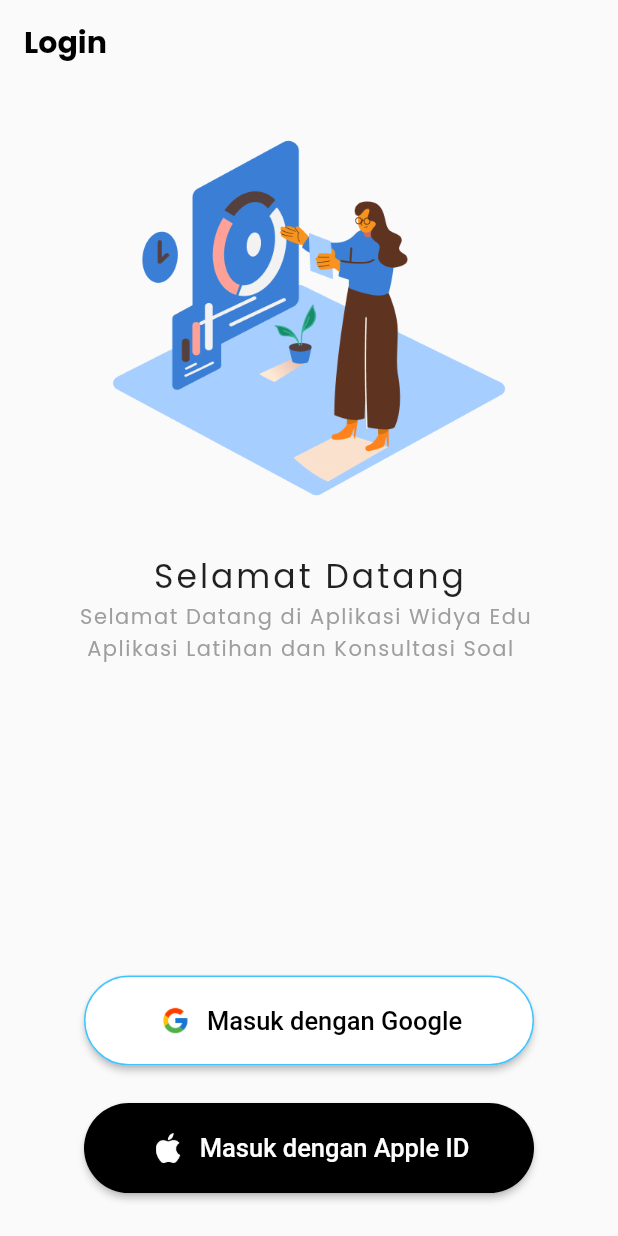
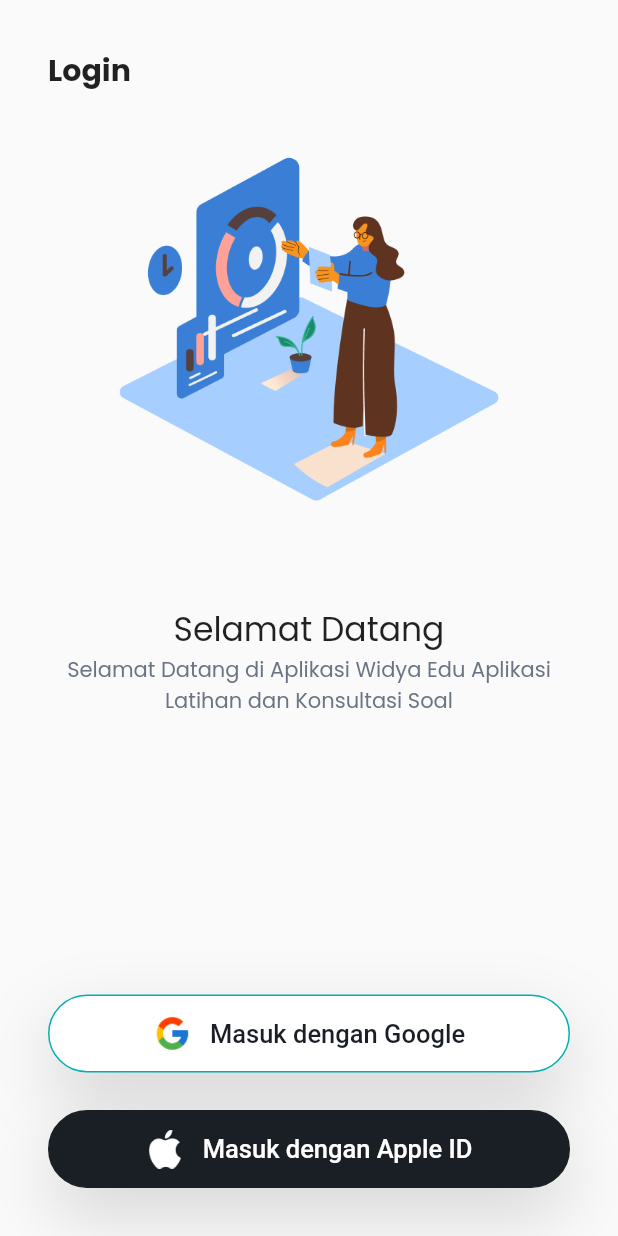
Before and after one commit to abdillahsulthan/learning-app-flutter, a Flutter app: the screen it shows after launch, on a phone screen of 412 x 824 dp. Run offline on Flutter 3.47's test engine with Material 2 defaults, Android fonts, the phone set to English and light mode, and no system bars; our stand-ins replace animated_text_kit, google_fonts.

Commit message:
refactor file

```diff
--- /dev/null
+++ b/lib/core/values/colors.dart
@@ -0,0 +1,12 @@
+import 'package:flutter/material.dart';
+
+class AppColors {
+  static const Color primary = Color(0xFF3A7FD5);
+  static const Color background = Color(0xFFF3F7F8);
+  static const Color black = Colors.black;
+  static const Color white = Colors.white;
+  static const Color grey6A = Color(0xFF6A7483);
+  static const Color greyD6 = Color(0xFFD6D6D6);
+  static const Color mint = Color(0xFF01B1AF);
+  static const Color black1A = Color(0xFF1A1F26);
+}
--- /dev/null
+++ b/lib/core/values/images.dart
@@ -0,0 +1,6 @@
+class AppImages {
+  static const String edspertLogoPng = 'assets/images/edspert-logo.png';
+  static const String loginImagePng = 'assets/images/login-image.png';
+  static const String googleLogoPng = 'assets/images/google-logo.png';
+  static const String appleLogoPng = 'assets/images/apple-logo.png';
+}
--- a/lib/main.dart
+++ b/lib/main.dart
@@ -1,5 +1,5 @@
 import 'package:flutter/material.dart';
-import 'package:learning_app/pages/splash_screen.dart';
+import 'package:learning_app/presentation/splash/splash_screen.dart';
 
 void main() {
   runApp(const App());
--- a/lib/pages/login_page.dart
+++ /dev/null
@@ -1,77 +0,0 @@
-import 'package:flutter/material.dart';
-import 'package:learning_app/widgets/login_button.dart';
-
-class LoginPage extends StatelessWidget {
-  const LoginPage({super.key});
-
-  @override
-  Widget build(BuildContext context) {
-    return Scaffold(
-      appBar: AppBar(
-        title: const Text(
-          'Login',
-          style: TextStyle(
-            color: Colors.black,
-            fontWeight: FontWeight.bold,
-            fontSize: 20,
-          ),
-        ),
-        backgroundColor: Colors.transparent,
-        elevation: 0,
-      ),
-      body: Center(
-        child: Column(
-          mainAxisAlignment: MainAxisAlignment.spaceEvenly,
-          children: [
-            Column(
-              children: [
-                Image.asset(
-                  'assets/images/login-image.png',
-                  width: 360,
-                  height: 255,
-                ),
-              ],
-            ),
-            const Column(
-              children: [
-                Text(
-                  'Selamat Datang',
-                  style: TextStyle(
-                    fontWeight: FontWeight.w500,
-                    fontSize: 22,
-                    letterSpacing: 2,
-                  ),
-                ),
-                Text(
-                  'Selamat Datang di Aplikasi Widya Edu \n Aplikasi Latihan dan Konsultasi Soal',
-                  style: TextStyle(
-                    fontSize: 14,
-                    fontWeight: FontWeight.w500,
-                    color: Colors.grey,
-                    letterSpacing: 1,
-                  ),
-                ),
-              ],
-            ),
-            const SizedBox(
-              height: 150,
-            ),
-            const Column(
-              children: [
-                LoginButton(
-                    asset: 'assets/images/google-logo.png',
-                    text: 'Masuk dengan Google',
-                    backgroundColor: Colors.white),
-                SizedBox(height: 25),
-                LoginButton(
-                    asset: 'assets/images/apple-logo.png',
-                    text: 'Masuk dengan Apple ID',
-                    backgroundColor: Colors.black),
-              ],
-            ),
-          ],
-        ),
-      ),
-    );
-  }
-}
--- /dev/null
+++ b/lib/presentation/authentication/login_page.dart
@@ -0,0 +1,81 @@
+import 'package:flutter/material.dart';
+import 'package:learning_app/core/values/colors.dart';
+import 'package:learning_app/core/values/images.dart';
+import 'package:learning_app/widgets/login_button.dart';
+
+class LoginPage extends StatelessWidget {
+  const LoginPage({super.key});
+
+  @override
+  Widget build(BuildContext context) {
+    return Scaffold(
+      body: SafeArea(
+        child: Padding(
+          padding: const EdgeInsets.all(32),
+          child: Column(
+            children: [
+              const Align(
+                alignment: Alignment.centerLeft,
+                child: Text(
+                  'Login',
+                  style: TextStyle(
+                    fontSize: 20,
+                    fontWeight: FontWeight.bold,
+                  ),
+                ),
+              ),
+              const SizedBox(
+                height: 30,
+              ),
+              Image.asset(
+                AppImages.loginImagePng,
+                height: 255,
+                width: 360,
+              ),
+              const SizedBox(
+                height: 56,
+              ),
+              const Text(
+                'Selamat Datang',
+                style: TextStyle(
+                  fontSize: 22,
+                  fontWeight: FontWeight.w500,
+                ),
+                textAlign: TextAlign.center,
+              ),
+              const Text(
+                'Selamat Datang di Aplikasi Widya Edu Aplikasi Latihan dan Konsultasi Soal',
+                style: TextStyle(
+                  color: AppColors.grey6A,
+                  fontSize: 14,
+                  fontWeight: FontWeight.w500,
+                ),
+                textAlign: TextAlign.center,
+              ),
+              const Expanded(child: SizedBox()),
+              LoginButton(
+                imageAsset: AppImages.googleLogoPng,
+                text: 'Masuk dengan Google',
+                backgroundColor: AppColors.white,
+                textColor: AppColors.black1A,
+                borderColor: AppColors.mint,
+                onTap: () {},
+              ),
+              const SizedBox(
+                height: 25,
+              ),
+              LoginButton(
+                imageAsset: AppImages.appleLogoPng,
+                text: 'Masuk dengan Apple ID',
+                backgroundColor: AppColors.black1A,
+                textColor: AppColors.white,
+                borderColor: AppColors.black1A,
+                onTap: () {},
+              ),
+            ],
+          ),
+        ),
+      ),
+    );
+  }
+}
--- a/lib/pages/splash_screen.dart
+++ b/lib/presentation/splash/splash_screen.dart
@@ -1,7 +1,7 @@
 import 'dart:async';
-
 import 'package:flutter/material.dart';
-import 'package:learning_app/pages/login_page.dart';
+import 'package:learning_app/core/values/colors.dart';
+import 'package:learning_app/presentation/authentication/login_page.dart';
 
 class SplashScreen extends StatefulWidget {
   const SplashScreen({super.key});
@@ -26,7 +26,7 @@ class _SplashScreenState extends State<SplashScreen> {
   @override
   Widget build(BuildContext context) {
     return Scaffold(
-      backgroundColor: Colors.blue,
+      backgroundColor: AppColors.primary,
       body: Center(
         child: Image.asset(
           'assets/images/edspert-logo.png',
--- a/lib/widgets/login_button.dart
+++ b/lib/widgets/login_button.dart
@@ -1,59 +1,69 @@
 import 'package:flutter/material.dart';
-import 'package:google_fonts/google_fonts.dart';
-import 'package:learning_app/pages/about_page.dart';
 
 class LoginButton extends StatelessWidget {
-  final String asset;
+  final String imageAsset;
   final String text;
   final Color backgroundColor;
-  const LoginButton(
-      {super.key,
-      required this.asset,
+  final Color textColor;
+  final Color borderColor;
+  final VoidCallback onTap;
+
+  const LoginButton({
+    super.key,
+    required this.imageAsset,
     required this.text,
-      required this.backgroundColor});
+    required this.backgroundColor,
+    required this.textColor,
+    required this.borderColor,
+    required this.onTap,
+  });
 
   @override
   Widget build(BuildContext context) {
-    bool isGoogle = backgroundColor == Colors.white ? true : false;
-    return ElevatedButton(
-      onPressed: () {
-        if (isGoogle) {
-          Navigator.push(context,
-              MaterialPageRoute(builder: (context) => const AboutPage()));
-        }
-      },
-      style: ElevatedButton.styleFrom(
-          backgroundColor: backgroundColor,
-          shape: StadiumBorder(
-              side: BorderSide(
-                  color: backgroundColor == Colors.white
-                      ? Colors.lightBlueAccent
-                      : Colors.transparent)),
-          padding: const EdgeInsets.all(20),
-          fixedSize: const Size(300, 60)),
+    return InkWell(
+      onTap: onTap,
+      borderRadius: BorderRadius.circular(30),
+      child: Ink(
+        width: double.infinity,
+        padding: const EdgeInsets.symmetric(vertical: 12, horizontal: 32),
+        decoration: BoxDecoration(
+          color: backgroundColor,
+          borderRadius: BorderRadius.circular(30),
+          border: Border.all(
+            color: borderColor,
+          ),
+          boxShadow: [
+            BoxShadow(
+              offset: const Offset(0, 18),
+              blurRadius: 40,
+              spreadRadius: 0,
+              color: Colors.black.withOpacity(0.1496),
+            ),
+          ],
+        ),
         child: Row(
-        mainAxisSize: MainAxisSize.min,
+          mainAxisAlignment: MainAxisAlignment.center,
           children: [
             Image.asset(
-            asset,
+              imageAsset,
               width: 26,
               height: 26,
             ),
-          const SizedBox(width: 8),
+            const SizedBox(
+              width: 12,
+            ),
             Text(
               text,
-            style: GoogleFonts.roboto(
-              textStyle: TextStyle(
+              style: TextStyle(
                 fontSize: 17,
                 fontWeight: FontWeight.w500,
-                color: backgroundColor == Colors.black
-                    ? Colors.white
-                    : Colors.black,
-              ),
+                fontFamily: 'Roboto',
+                color: textColor,
               ),
             )
           ],
         ),
+      ),
     );
   }
 }
--- a/pubspec.yaml
+++ b/pubspec.yaml
@@ -37,6 +37,9 @@ dependencies:
   cupertino_icons: ^1.0.2
   google_fonts: ^5.1.0
   animated_text_kit: ^4.2.1
+  firebase_core: ^2.15.0
+  firebase_auth: ^4.7.2
+  google_sign_in: ^6.1.4
 
 dev_dependencies:
   flutter_test:
```
Also changed, not shown: lib/presentation/about_page.dart (renamed from lib/pages/about_page.dart), pubspec.lock, 3 other files. Lines whose indentation alone changed are shown as unchanged.
